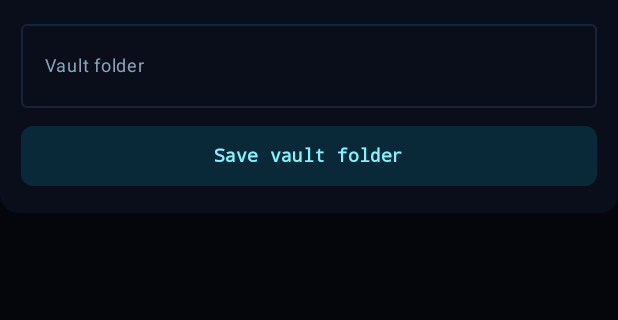
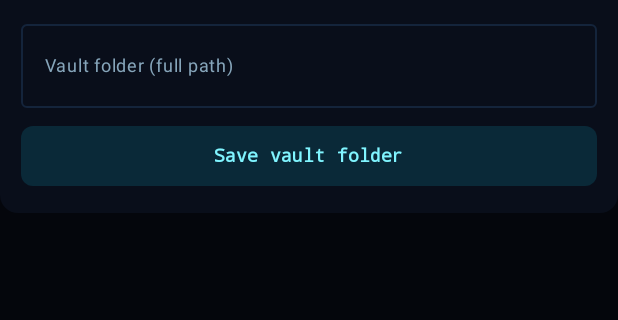
Before and after one commit to litmaspatra/Raijin, an Android app built with Jetpack Compose: the composable ObsidianVaultCard called with empty values, on a phone screen of 412 x 824 dp, the part 141-461 px from its top. Run offline under Robolectric (Android 15) with nearby library versions, the phone set to English and light mode, and no system bars.

Commit message:
Obsidian setting: no hard-coded default folder (generic placeholder) (#30)
Co-authored-by: Instinct Agent <agent@instinct.com>

```diff
--- a/app/src/main/java/com/raijin/app/MainActivity.kt
+++ b/app/src/main/java/com/raijin/app/MainActivity.kt
@@ -1411,7 +1411,7 @@ private fun MasterSettingsAndCommandDeck(
                                 androidx.activity.result.contract.ActivityResultContracts.RequestPermission(),
                             ) { granted -> historyGranted = granted }
                             val vaultStore = remember { com.raijin.app.obsidian.ObsidianVaultStore(context) }
-                            var vaultPath by remember { mutableStateOf(vaultStore.vaultRoot ?: com.raijin.app.obsidian.VaultRootCheck.SUGGESTED) }
+                            var vaultPath by remember { mutableStateOf(vaultStore.vaultRoot ?: "") }
                             var vaultStatus by remember {
                                 mutableStateOf(vaultStore.vaultRoot?.let { "Vault set: $it" } ?: "Not set yet. Nothing is written until you save a folder.")
                             }
--- a/app/src/main/java/com/raijin/app/obsidian/VaultRootCheck.kt
+++ b/app/src/main/java/com/raijin/app/obsidian/VaultRootCheck.kt
@@ -10,8 +10,6 @@ object VaultRootCheck {
         object NotAbsolute : Result
         object NotFound : Result
     }
-
-    const val SUGGESTED = "/sdcard/ObsidianVault"
 
     fun check(input: String, isDir: (File) -> Boolean = { it.isDirectory }): Result {
         val p = input.trim().trimEnd('/')
--- a/app/src/main/java/com/raijin/app/ui/prefs/ObsidianVaultCard.kt
+++ b/app/src/main/java/com/raijin/app/ui/prefs/ObsidianVaultCard.kt
@@ -49,7 +49,8 @@ fun ObsidianVaultCard(
             OutlinedTextField(
                 value = path,
                 onValueChange = onPathChange,
-                label = { Text("Vault folder", fontSize = 12.sp) },
+                label = { Text("Vault folder (full path)", fontSize = 12.sp) },
+                placeholder = { Text("/storage/emulated/0/<your vault>", fontSize = 12.sp) },
                 singleLine = true,
                 colors = OutlinedTextFieldDefaults.colors(
                     focusedBorderColor = RaijinBlue,
```
Also changed, not shown: 1 other file.
